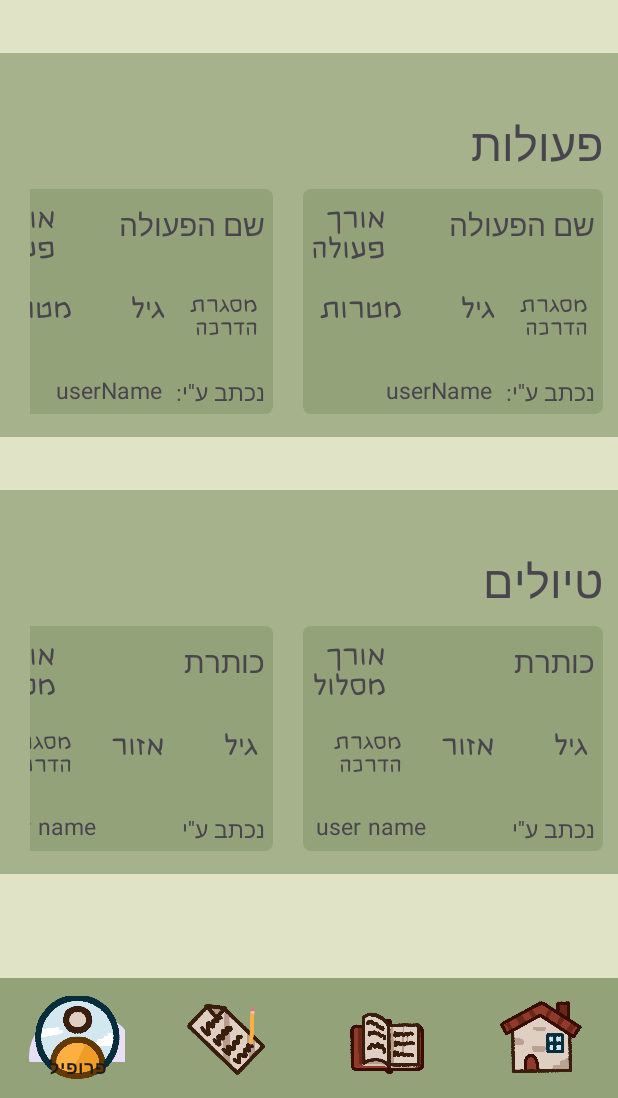
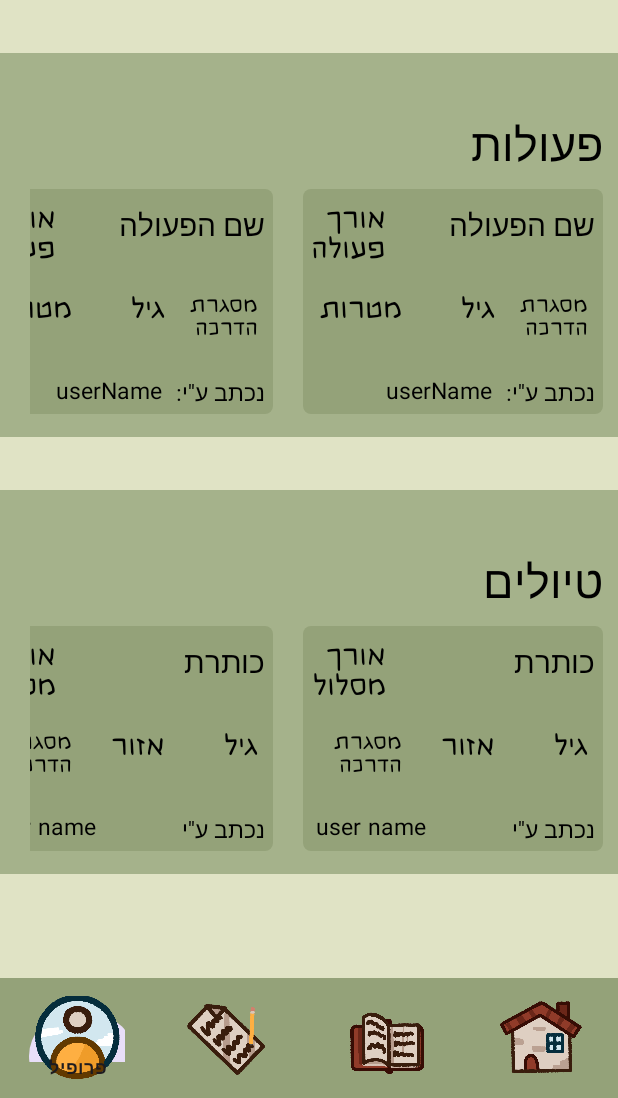
Before and after one commit to danielleFriedmanShemesh/guiDeD, an Android app: the screen it shows after launch once a user with an empty profile is signed in (Home_page), on a phone screen of 412 x 824 dp, the part 138-1236 px from its top. Run offline under Robolectric (Android 15) with nearby library versions, the light colour scheme and no system bars; our stand-ins replace Firebase (no records; nobody signed in at launch, a user with empty details on screens opened directly).

Commit message:
text color changed

```diff
--- a/app/src/main/res/values-night/themes.xml
+++ b/app/src/main/res/values-night/themes.xml
@@ -3,5 +3,7 @@
     <style name="Base.Theme.GuiDeD" parent="Theme.Material3.DayNight.NoActionBar">
         <!-- Customize your dark theme here. -->
         <!-- <item name="colorPrimary">@color/my_dark_primary</item> -->
+        <item name="android:textColor">#000000</item> <!-- replace with your color -->
+
     </style>
 </resources>
--- a/app/src/main/res/values/themes.xml
+++ b/app/src/main/res/values/themes.xml
@@ -4,6 +4,8 @@
         <!-- Customize your light theme here. -->
         <!-- <item name="colorPrimary">@color/my_light_primary</item> -->
         <item name="android:itemTextAppearance">@style/CustomMenu</item>
+        <item name="android:textColor">#000000</item> <!-- replace with your color -->
+
     </style>
 
     <style name="Theme.GuiDeD" parent="Base.Theme.GuiDeD" />
```
